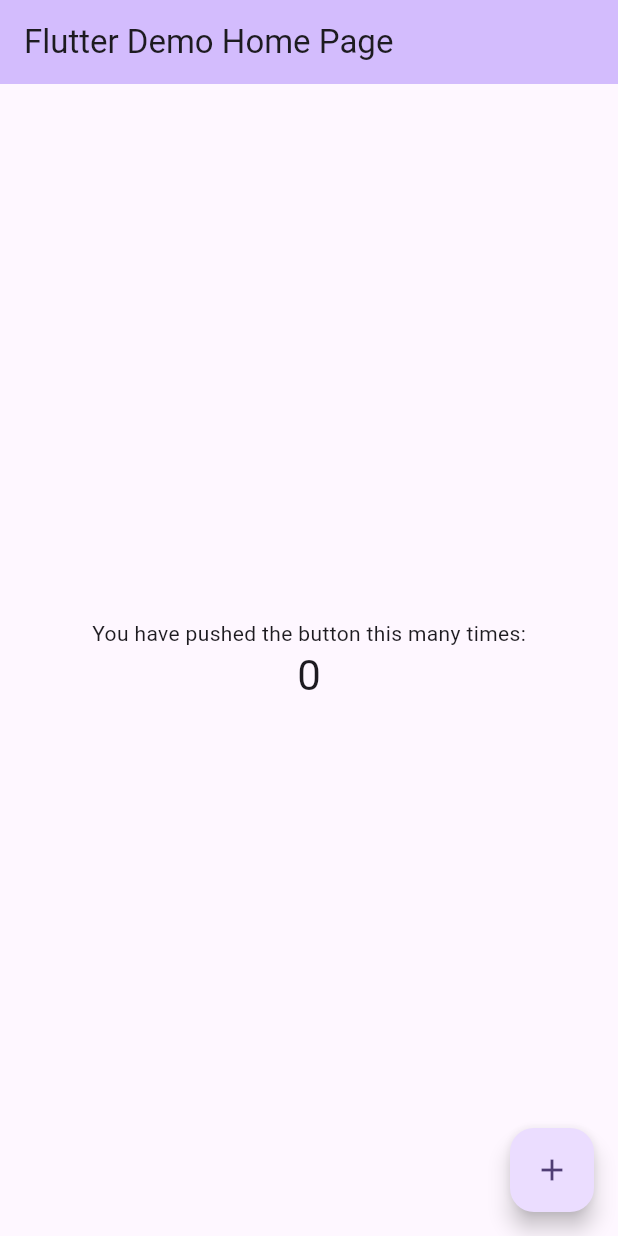
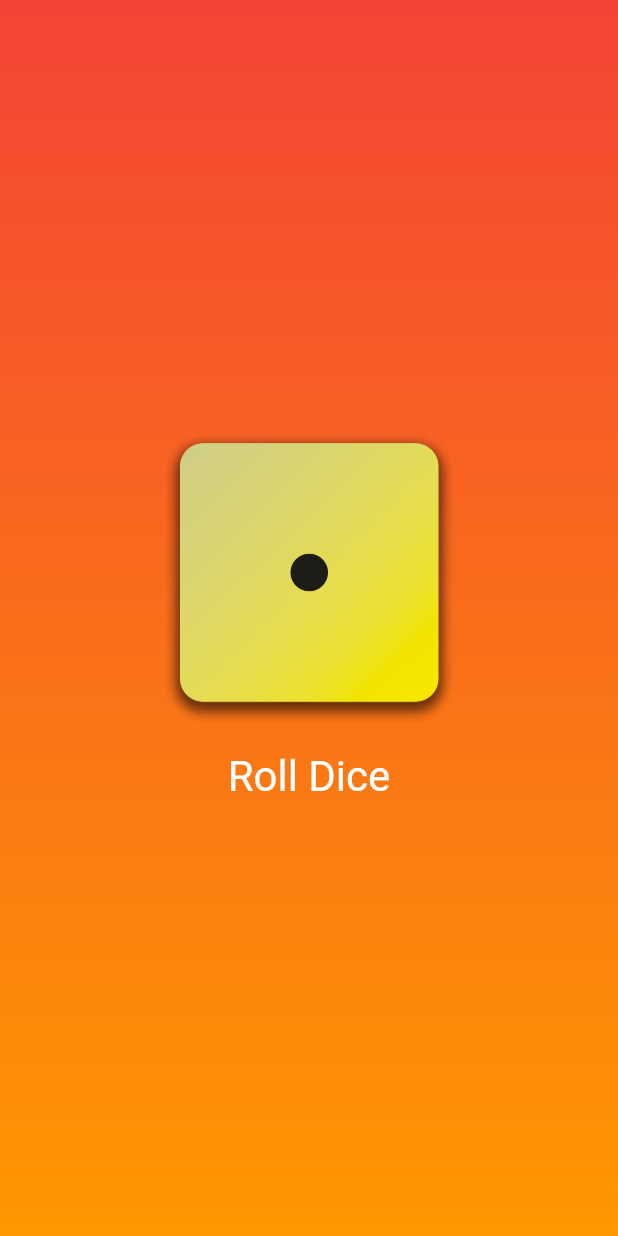
Before and after one commit to Howard86/flutter-tutorial, a Flutter app: the screen it shows after launch, on a phone screen of 412 x 824 dp. Run offline on Flutter 3.47's test engine with Material 2 defaults, Android fonts, the phone set to English and light mode, and no system bars.

Commit message:
feat: initialize roll dice app

```diff
--- a/analysis_options.yaml
+++ b/analysis_options.yaml
@@ -22,7 +22,7 @@ linter:
   # producing the lint.
   rules:
     # avoid_print: false  # Uncomment to disable the `avoid_print` rule
-    # prefer_single_quotes: true  # Uncomment to enable the `prefer_single_quotes` rule
+    prefer_single_quotes: true  # Uncomment to enable the `prefer_single_quotes` rule
 
 # Additional information about this file can be found at
 # https://dart.dev/guides/language/analysis-options
--- a/lib/main.dart
+++ b/lib/main.dart
@@ -1,125 +1,4 @@
+import 'package:firstapp/roll_dice_app/main.dart';
 import 'package:flutter/material.dart';
 
-void main() {
-  runApp(const MyApp());
-}
-
-class MyApp extends StatelessWidget {
-  const MyApp({super.key});
-
-  // This widget is the root of your application.
-  @override
-  Widget build(BuildContext context) {
-    return MaterialApp(
-      title: 'Flutter Demo',
-      theme: ThemeData(
-        // This is the theme of your application.
-        //
-        // TRY THIS: Try running your application with "flutter run". You'll see
-        // the application has a blue toolbar. Then, without quitting the app,
-        // try changing the seedColor in the colorScheme below to Colors.green
-        // and then invoke "hot reload" (save your changes or press the "hot
-        // reload" button in a Flutter-supported IDE, or press "r" if you used
-        // the command line to start the app).
-        //
-        // Notice that the counter didn't reset back to zero; the application
-        // state is not lost during the reload. To reset the state, use hot
-        // restart instead.
-        //
-        // This works for code too, not just values: Most code changes can be
-        // tested with just a hot reload.
-        colorScheme: ColorScheme.fromSeed(seedColor: Colors.deepPurple),
-        useMaterial3: true,
-      ),
-      home: const MyHomePage(title: 'Flutter Demo Home Page'),
-    );
-  }
-}
-
-class MyHomePage extends StatefulWidget {
-  const MyHomePage({super.key, required this.title});
-
-  // This widget is the home page of your application. It is stateful, meaning
-  // that it has a State object (defined below) that contains fields that affect
-  // how it looks.
-
-  // This class is the configuration for the state. It holds the values (in this
-  // case the title) provided by the parent (in this case the App widget) and
-  // used by the build method of the State. Fields in a Widget subclass are
-  // always marked "final".
-
-  final String title;
-
-  @override
-  State<MyHomePage> createState() => _MyHomePageState();
-}
-
-class _MyHomePageState extends State<MyHomePage> {
-  int _counter = 0;
-
-  void _incrementCounter() {
-    setState(() {
-      // This call to setState tells the Flutter framework that something has
-      // changed in this State, which causes it to rerun the build method below
-      // so that the display can reflect the updated values. If we changed
-      // _counter without calling setState(), then the build method would not be
-      // called again, and so nothing would appear to happen.
-      _counter++;
-    });
-  }
-
-  @override
-  Widget build(BuildContext context) {
-    // This method is rerun every time setState is called, for instance as done
-    // by the _incrementCounter method above.
-    //
-    // The Flutter framework has been optimized to make rerunning build methods
-    // fast, so that you can just rebuild anything that needs updating rather
-    // than having to individually change instances of widgets.
-    return Scaffold(
-      appBar: AppBar(
-        // TRY THIS: Try changing the color here to a specific color (to
-        // Colors.amber, perhaps?) and trigger a hot reload to see the AppBar
-        // change color while the other colors stay the same.
-        backgroundColor: Theme.of(context).colorScheme.inversePrimary,
-        // Here we take the value from the MyHomePage object that was created by
-        // the App.build method, and use it to set our appbar title.
-        title: Text(widget.title),
-      ),
-      body: Center(
-        // Center is a layout widget. It takes a single child and positions it
-        // in the middle of the parent.
-        child: Column(
-          // Column is also a layout widget. It takes a list of children and
-          // arranges them vertically. By default, it sizes itself to fit its
-          // children horizontally, and tries to be as tall as its parent.
-          //
-          // Column has various properties to control how it sizes itself and
-          // how it positions its children. Here we use mainAxisAlignment to
-          // center the children vertically; the main axis here is the vertical
-          // axis because Columns are vertical (the cross axis would be
-          // horizontal).
-          //
-          // TRY THIS: Invoke "debug painting" (choose the "Toggle Debug Paint"
-          // action in the IDE, or press "p" in the console), to see the
-          // wireframe for each widget.
-          mainAxisAlignment: MainAxisAlignment.center,
-          children: <Widget>[
-            const Text(
-              'You have pushed the button this many times:',
-            ),
-            Text(
-              '$_counter',
-              style: Theme.of(context).textTheme.headlineMedium,
-            ),
-          ],
-        ),
-      ),
-      floatingActionButton: FloatingActionButton(
-        onPressed: _incrementCounter,
-        tooltip: 'Increment',
-        child: const Icon(Icons.add),
-      ), // This trailing comma makes auto-formatting nicer for build methods.
-    );
-  }
-}
+void main() => runApp(const RollDiceApp());
--- /dev/null
+++ b/lib/roll_dice_app/dice_roller.dart
@@ -0,0 +1,49 @@
+import 'dart:math';
+
+import 'package:flutter/material.dart';
+
+const startAlignment = Alignment.topRight;
+
+final random = Random();
+
+class DiceRoller extends StatefulWidget {
+  const DiceRoller({super.key});
+
+  @override
+  State<DiceRoller> createState() => _DiceRollerState();
+}
+
+class _DiceRollerState extends State<DiceRoller> {
+  var diceRoll = 1;
+
+  void rollDice() {
+    setState(() {
+      diceRoll = random.nextInt(5) + 1;
+    });
+  }
+
+  @override
+  Widget build(BuildContext context) {
+    return Column(
+      mainAxisSize: MainAxisSize.min,
+      children: [
+        Image.asset(
+          'assets/images/dice-$diceRoll.png',
+          width: 200,
+        ),
+        const SizedBox(
+          height: 12,
+        ),
+        TextButton(
+          onPressed: rollDice,
+          style: TextButton.styleFrom(
+              foregroundColor: Colors.white,
+              textStyle: const TextStyle(
+                fontSize: 28,
+              )),
+          child: const Text('Roll Dice'),
+        )
+      ],
+    );
+  }
+}
--- /dev/null
+++ b/lib/roll_dice_app/gradient_container.dart
@@ -0,0 +1,22 @@
+import 'package:firstapp/roll_dice_app/dice_roller.dart';
+import 'package:flutter/material.dart';
+
+class GradientContainer extends StatelessWidget {
+  const GradientContainer({super.key, required this.colors});
+
+  final List<Color> colors;
+
+  @override
+  Widget build(context) {
+    return Container(
+      decoration: BoxDecoration(
+        gradient: LinearGradient(
+          colors: colors,
+          begin: startAlignment,
+          end: Alignment.bottomRight,
+        ),
+      ),
+      child: const Center(child: DiceRoller()),
+    );
+  }
+}
--- /dev/null
+++ b/lib/roll_dice_app/main.dart
@@ -0,0 +1,17 @@
+import 'package:firstapp/roll_dice_app/gradient_container.dart';
+import 'package:flutter/material.dart';
+
+class RollDiceApp extends StatelessWidget {
+  const RollDiceApp({super.key});
+
+  @override
+  Widget build(BuildContext context) {
+    return const MaterialApp(
+      home: Scaffold(
+        body: GradientContainer(
+          colors: [Colors.red, Colors.orange],
+        ),
+      ),
+    );
+  }
+}
--- a/pubspec.yaml
+++ b/pubspec.yaml
@@ -59,7 +59,8 @@ flutter:
   uses-material-design: true
 
   # To add assets to your application, add an assets section, like this:
-  # assets:
+  assets:
+    - assets/images/
   #   - images/a_dot_burr.jpeg
   #   - images/a_dot_ham.jpeg
 
```
Also changed, not shown: assets/images/dice-1.png (added), assets/images/dice-2.png (added), assets/images/dice-3.png (added), assets/images/dice-4.png (added), assets/images/dice-5.png (added), assets/images/dice-6.png (added), 3 other files.
